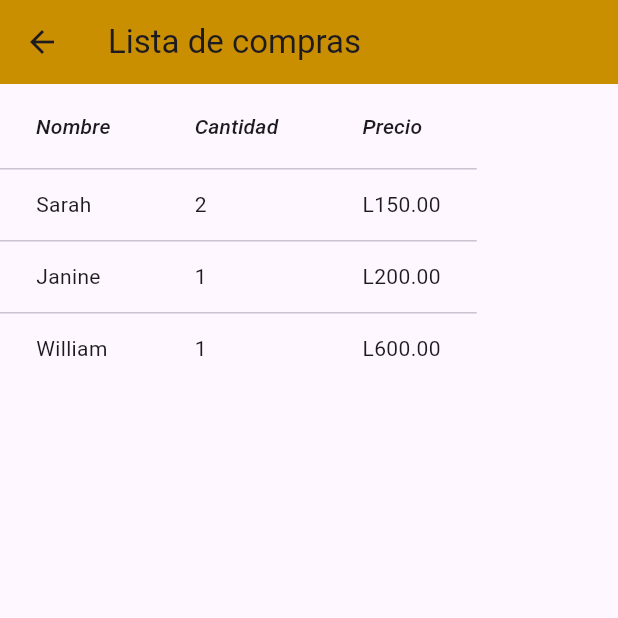
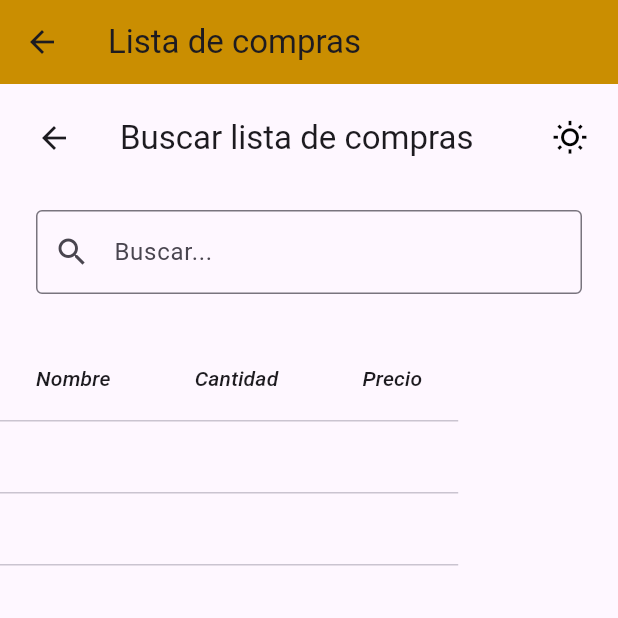
Before and after one commit to Noysen02/PM2, a Flutter app: the compras screen opened directly, on a phone screen of 412 x 824 dp, the top half of it. Run offline on Flutter 3.47's test engine with Material 3 defaults, Android fonts, the phone set to English and light mode, and no system bars.

Commit message:
pequeñas correciciones
...........

```diff
--- a/pm2/lib/screen/compras.dart
+++ b/pm2/lib/screen/compras.dart
@@ -9,6 +9,7 @@ class MyApp extends StatelessWidget {
 
   @override
   Widget build(BuildContext context) {
+    // Configuración inicial de la aplicación con MaterialApp
     return MaterialApp(
       home: const compras(),
     );
@@ -25,7 +26,76 @@ class compras extends StatelessWidget {
         backgroundColor: Color.fromARGB(255, 202, 142, 1),
         title: const Text("Lista de compras"),
       ),
-      body: const DataTableExample(),
+      body: SingleChildScrollView(
+        child: Column(
+          crossAxisAlignment: CrossAxisAlignment.start,
+          children: <Widget>[
+            const SearchBarApp(),
+            const SizedBox(height: 20), // Espacio entre el SearchBar y el DataTable
+            const DataTableExample(),
+          ],
+        ),
+      ),
+    );
+  }
+}
+
+class SearchBarApp extends StatefulWidget {
+  const SearchBarApp({Key? key}) : super(key: key);
+
+  @override
+  State<SearchBarApp> createState() => _SearchBarAppState();
+}
+
+class _SearchBarAppState extends State<SearchBarApp> {
+  bool isDark = false;
+
+  @override
+  Widget build(BuildContext context) {
+    final ThemeData themeData = ThemeData(
+      useMaterial3: true,
+      brightness: isDark ? Brightness.dark : Brightness.light,
+    );
+
+    return Theme(
+      data: themeData,
+      child: Padding(
+        padding: const EdgeInsets.all(8.0),
+        child: Column(
+          crossAxisAlignment: CrossAxisAlignment.start,
+          children: <Widget>[
+            AppBar(
+              title: const Text('Buscar lista de compras'),
+              actions: <Widget>[
+                IconButton(
+                  onPressed: () {
+                    setState(() {
+                      isDark = !isDark;
+                    });
+                  },
+                  icon: const Icon(Icons.wb_sunny_outlined),
+                  tooltip: 'Cambiar modo de brillo',
+                  color: isDark ? Colors.white : Colors.black,
+                ),
+              ],
+            ),
+            const SizedBox(height: 20), // Espacio entre el AppBar y el SearchBar
+
+            // Aquí colocas tu widget SearchBar personalizado o adaptas el existente
+            // dependiendo de cómo esté implementado en tu código original
+            Container(
+              padding: const EdgeInsets.symmetric(horizontal: 16.0),
+              child: TextField(
+                decoration: InputDecoration(
+                  hintText: 'Buscar...',
+                  prefixIcon: const Icon(Icons.search),
+                  border: OutlineInputBorder(),
+                ),
+              ),
+            ),
+          ],
+        ),
+      ),
     );
   }
 }
@@ -38,44 +108,50 @@ class DataTableExample extends StatelessWidget {
     return DataTable(
       columns: const <DataColumn>[
         DataColumn(
-          label: Text(
+          label: Expanded(
+            child: Text(
               'Nombre',
               style: TextStyle(fontStyle: FontStyle.italic),
             ),
           ),
+        ),
         DataColumn(
-          label: Text(
+          label: Expanded(
+            child: Text(
               'Cantidad',
               style: TextStyle(fontStyle: FontStyle.italic),
             ),
           ),
+        ),
         DataColumn(
-          label: Text(
+          label: Expanded(
+            child: Text(
               'Precio',
               style: TextStyle(fontStyle: FontStyle.italic),
+            ),
           ),
         ),
       ],
       rows: const <DataRow>[
         DataRow(
           cells: <DataCell>[
-            DataCell(Text('Sarah')),
-            DataCell(Text('2')),
-            DataCell(Text('L150.00')),
+            DataCell(Text('')),
+            DataCell(Text('')),
+            DataCell(Text('')),
           ],
         ),
         DataRow(
           cells: <DataCell>[
-            DataCell(Text('Janine')),
-            DataCell(Text('1')),
-            DataCell(Text('L200.00')),
+            DataCell(Text('')),
+            DataCell(Text('')),
+            DataCell(Text('')),
           ],
         ),
         DataRow(
           cells: <DataCell>[
-            DataCell(Text('William')),
-            DataCell(Text('1')),
-            DataCell(Text('L600.00')),
+            DataCell(Text('')),
+            DataCell(Text('')),
+            DataCell(Text('')),
           ],
         ),
       ],
```
Lines whose indentation alone changed are shown as unchanged.
